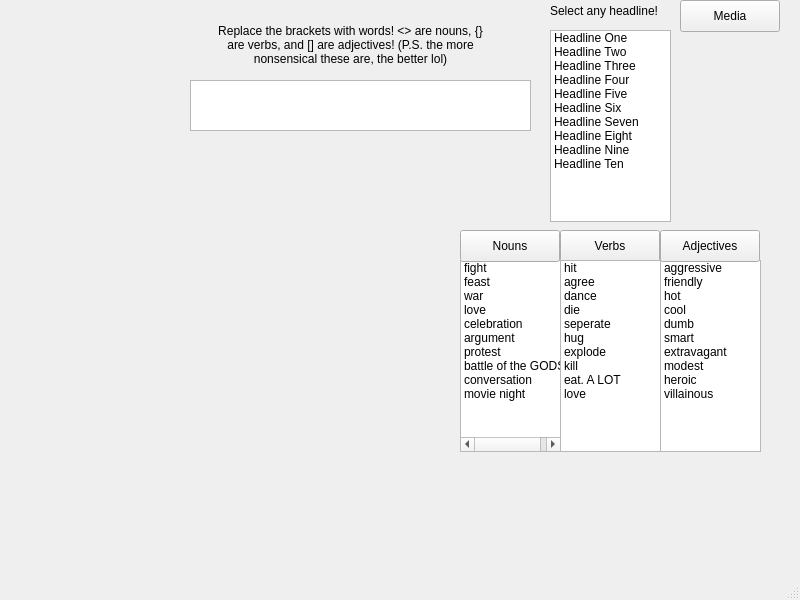
This is mainwindow.ui in SashaRybalkina/EducationalApp3505 as Qt 5 draws it before an edit. The edited form follows.
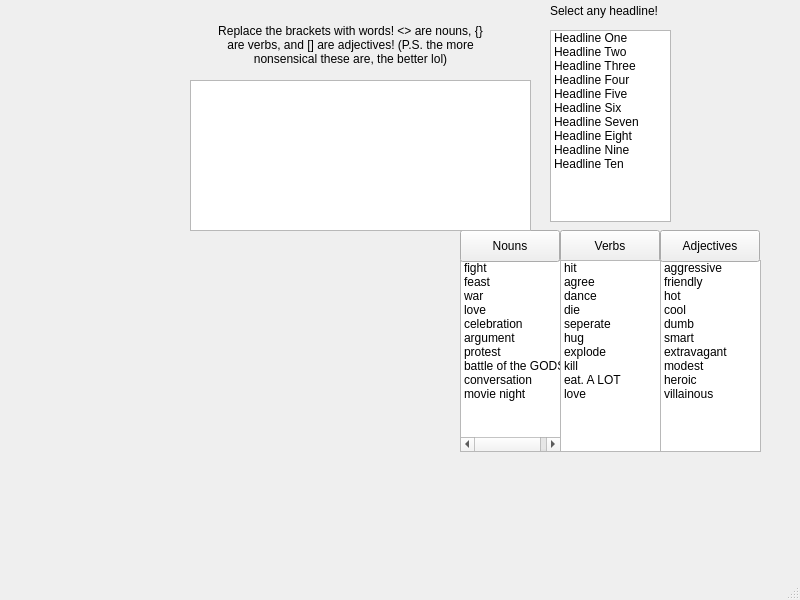
This is the edited form.

Commit message: Connected camera to headlines

```diff
--- a/mainwindow.ui
+++ b/mainwindow.ui
@@ -306,26 +306,13 @@
      <string>Adjectives</string>
     </property>
    </widget>
-   <widget class="QPushButton" name="mediaButton">
-    <property name="geometry">
-     <rect>
-      <x>680</x>
-      <y>0</y>
-      <width>100</width>
-      <height>32</height>
-     </rect>
-    </property>
-    <property name="text">
-     <string>Media</string>
-    </property>
-   </widget>
    <widget class="QTextBrowser" name="headlineTextBox">
     <property name="geometry">
      <rect>
       <x>190</x>
       <y>80</y>
       <width>341</width>
-      <height>51</height>
+      <height>151</height>
      </rect>
     </property>
     <property name="html">
@@ -335,8 +322,8 @@
 hr { height: 1px; border-width: 0; }
 li.unchecked::marker { content: &quot;\2610&quot;; }
 li.checked::marker { content: &quot;\2612&quot;; }
-&lt;/style&gt;&lt;/head&gt;&lt;body style=&quot; font-family:'Segoe UI'; font-size:9pt; font-weight:400; font-style:normal;&quot;&gt;
-&lt;p style=&quot;-qt-paragraph-type:empty; margin-top:0px; margin-bottom:0px; margin-left:0px; margin-right:0px; -qt-block-indent:0; text-indent:0px; font-family:'.AppleSystemUIFont'; font-size:13pt;&quot;&gt;&lt;br /&gt;&lt;/p&gt;&lt;/body&gt;&lt;/html&gt;</string>
+&lt;/style&gt;&lt;/head&gt;&lt;body style=&quot; font-family:'.AppleSystemUIFont'; font-size:13pt; font-weight:400; font-style:normal;&quot;&gt;
+&lt;p style=&quot;-qt-paragraph-type:empty; margin-top:0px; margin-bottom:0px; margin-left:0px; margin-right:0px; -qt-block-indent:0; text-indent:0px;&quot;&gt;&lt;br /&gt;&lt;/p&gt;&lt;/body&gt;&lt;/html&gt;</string>
     </property>
    </widget>
    <widget class="QLabel" name="explanationLabel">
```
Left out of the diff: 13 changed lines with no effect on the pictures. The commit also changes 2 other files.
